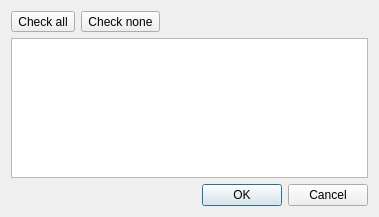
Qt form src/mhw_armor_edit/assets/import_export.ui (fre-sch/mhw_armor_edit) before a commit.
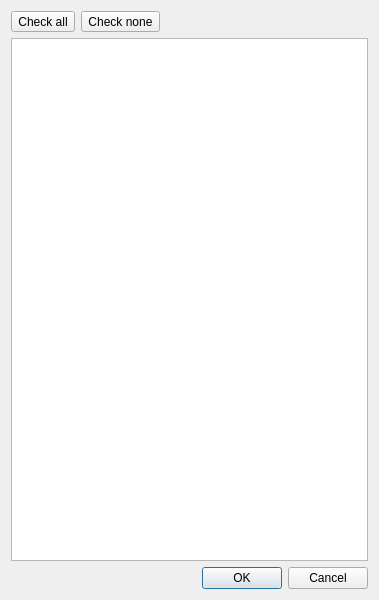
The same form after that commit.

Commit message: refactor import export, add import/export weapon entries

The edit to the form file:
```diff
--- a/src/mhw_armor_edit/assets/import_export.ui
+++ b/src/mhw_armor_edit/assets/import_export.ui
@@ -7,9 +7,15 @@
     <x>0</x>
     <y>0</y>
     <width>379</width>
-    <height>217</height>
+    <height>600</height>
    </rect>
   </property>
+  <property name="minimumSize">
+   <size>
+    <width>0</width>
+    <height>600</height>
+   </size>
+  </property>
   <property name="windowTitle">
    <string>Import data</string>
   </property>
```
The commit also changes 4 other files.
